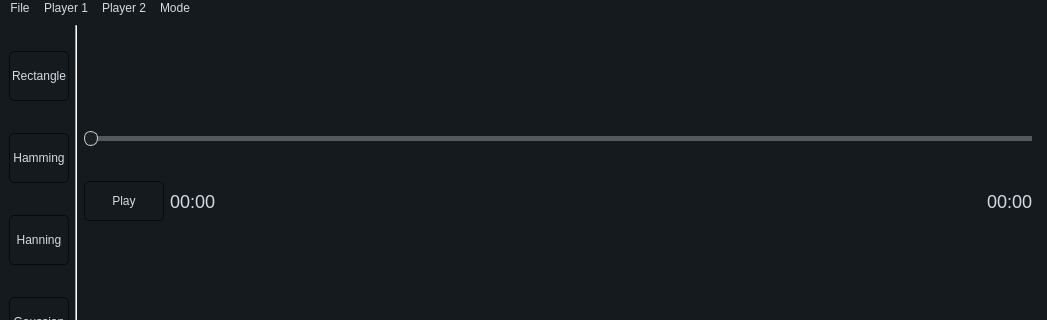
This is views/mainwindow.ui in ossama971/signal_equalizer_studio as Qt 5 draws it before an edit; both pictures show x 0 to 1047 and y 0 to 320 of the 1047 by 805 pixel window. The edited form follows.
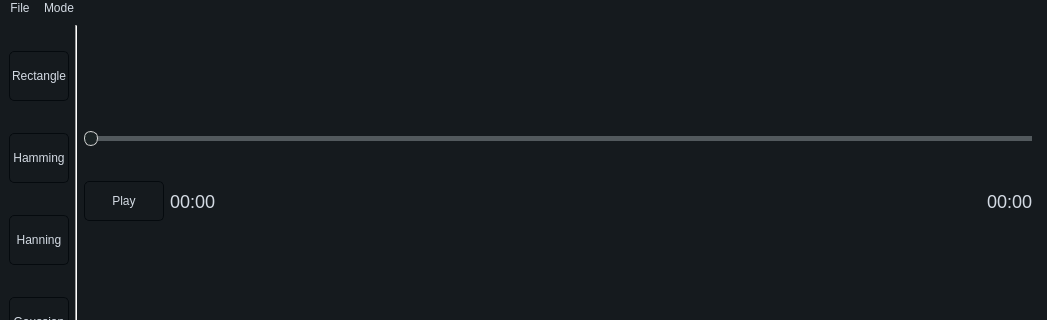
This is the edited form. Custom widgets are drawn as their Qt base class.

Commit message: Implemented the rest of requirements

Diff of the .ui file:
```diff
--- a/views/mainwindow.ui
+++ b/views/mainwindow.ui
@@ -801,18 +801,7 @@
      <string>File</string>
     </property>
     <addaction name="import_action"/>
-   </widget>
-   <widget class="QMenu" name="menuPlayer_1">
-    <property name="title">
-     <string>Player 1</string>
-    </property>
-    <addaction name="play_pause_1_action"/>
-   </widget>
-   <widget class="QMenu" name="menuPlayer_2">
-    <property name="title">
-     <string>Player 2</string>
-    </property>
-    <addaction name="play_pause_2_action"/>
+    <addaction name="delete_action"/>
    </widget>
    <widget class="QMenu" name="menuMode">
     <property name="title">
@@ -824,8 +813,6 @@
     <addaction name="ecg_abnormalities_action"/>
    </widget>
    <addaction name="menuFile"/>
-   <addaction name="menuPlayer_1"/>
-   <addaction name="menuPlayer_2"/>
    <addaction name="menuMode"/>
   </widget>
   <widget class="QStatusBar" name="statusbar"/>
```
Left out of the diff: 5 changed lines with no effect on the pictures. The commit also changes 1 other file.
